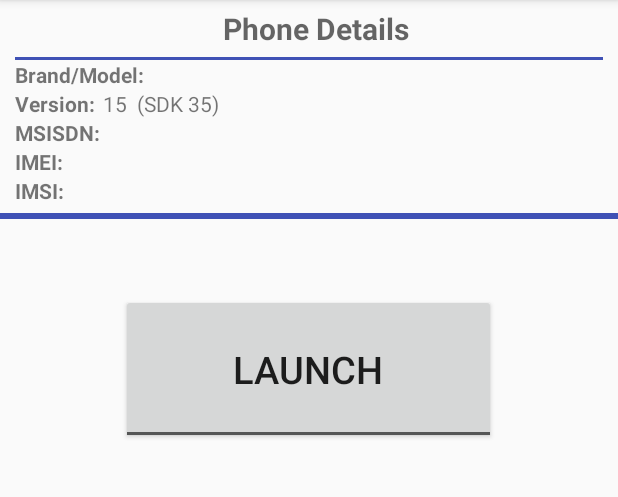
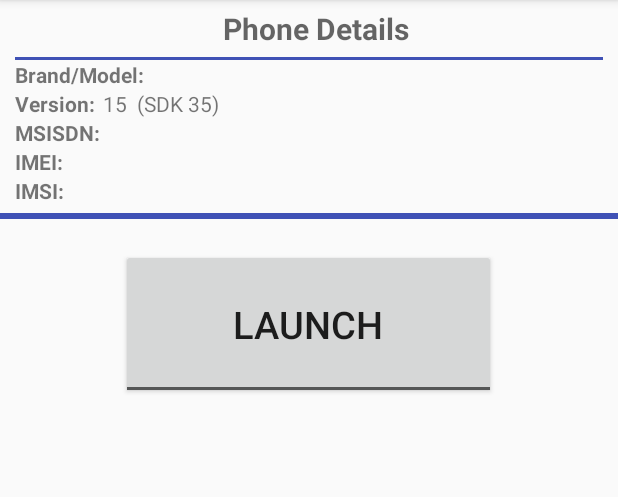
Before and after one commit to valmas/Logger, an Android app: the screen it shows after launch (MainActivity), after a tap on "Phone Details", on a phone screen of 412 x 824 dp, the part 84-581 px from its top. Run offline under Robolectric (Android 15) with nearby library versions, the phone set to English and light mode, and no system bars; libraries missing offline, so code that uses them is left out: com.jaredrummler.android; 2 statements that could not run were skipped.

Commit message:
logger commit

```diff
--- a/app/src/main/res/layout-land/content_main.xml
+++ b/app/src/main/res/layout-land/phone_details.xml
@@ -1,22 +1,43 @@
 <?xml version="1.0" encoding="utf-8"?>
+
 <LinearLayout xmlns:android="http://schemas.android.com/apk/res/android"
-    xmlns:app="http://schemas.android.com/apk/res-auto"
-    xmlns:tools="http://schemas.android.com/tools"
-    android:id="@+id/main_layout"
     android:layout_width="match_parent"
-    android:layout_height="match_parent"
-    app:layout_behavior="@string/appbar_scrolling_view_behavior"
-    android:orientation="vertical"
-    tools:context="com.ntua.ote.logger.MainActivity"
-    tools:showIn="@layout/activity_main">
+    android:layout_height="wrap_content"
+    android:orientation="vertical">
 
-    <TableLayout
+    <LinearLayout
+        android:orientation="horizontal"
+        android:gravity="center_horizontal"
+        android:layout_width="match_parent"
+        android:layout_height="wrap_content"
+        android:onClick="expandCollapse">
 
+        <TextView
+            android:text="Phone Details"
+            android:textAppearance="?android:attr/textAppearanceMedium"
+            android:paddingTop="@dimen/header_top_padding"
+            android:paddingLeft="@dimen/header_left_right_padding"
+            android:textSize="20sp"
+            android:textStyle="bold"
+            android:layout_width="wrap_content"
+            android:layout_height="wrap_content"/>
+
+    </LinearLayout>
+
+    <TableLayout xmlns:android="http://schemas.android.com/apk/res/android"
+        android:id="@+id/phone_details"
+        android:visibility="gone"
         android:paddingTop="@dimen/header_top_padding"
         android:paddingLeft="@dimen/header_left_right_padding"
         android:paddingRight="@dimen/header_left_right_padding"
+        android:paddingBottom="@dimen/header_top_padding"
         android:layout_width="match_parent"
-        android:layout_height="wrap_content">
+        android:layout_height="wrap_content"
+        android:onClick="expandCollapse">
+
+        <TableRow android:background="@drawable/border_thin"
+        android:layout_width="match_parent"
+        android:layout_height="wrap_content"></TableRow>
 
         <TableRow
             android:layout_width="wrap_content"
@@ -151,26 +172,9 @@
         </TableRow>
     </TableLayout>
 
-    <ToggleButton
-        android:id="@+id/launch_btn"
-        android:textOff="Launch"
-        android:textOn="Stop"
-        android:textSize="25sp"
-        android:layout_gravity="center"
-        android:layout_marginTop="50dp"
-        android:layout_width="250dp"
-        android:layout_height="100dp"
-        android:onClick="onLogStart"/>
-
-    <TextView
-        android:id="@+id/LatestLog"
-        android:layout_width="wrap_content"
-        android:layout_height="wrap_content" />
-
-<!--    <Button
-        android:text="Test"
-        android:layout_width="wrap_content"
-        android:layout_height="wrap_content"
-        android:onClick="refresh"/>-->
+    <LinearLayout
+        android:background="@drawable/border"
+        android:layout_width="match_parent"
+        android:layout_height="wrap_content"></LinearLayout>
 
 </LinearLayout>
--- a/app/src/main/res/layout/content_main.xml
+++ b/app/src/main/res/layout/content_main.xml
@@ -10,169 +10,18 @@
     tools:context="com.ntua.ote.logger.MainActivity"
     tools:showIn="@layout/activity_main">
 
-    <LinearLayout
-        android:orientation="horizontal"
-        android:gravity="center_horizontal"
-        android:layout_width="match_parent"
-        android:layout_height="wrap_content">
-
-        <TextView
-            android:text="Phone Details"
-            android:textAppearance="?android:attr/textAppearanceMedium"
-            android:paddingTop="@dimen/header_top_padding"
-            android:paddingLeft="@dimen/header_left_right_padding"
-            android:textSize="20sp"
-            android:textStyle="bold"
-            android:layout_width="wrap_content"
-            android:layout_height="wrap_content"
-            android:onClick="expandCollapse"/>
-
-    </LinearLayout>
-
-    <LinearLayout
-        android:id="@+id/phone_details"
-        android:visibility="gone"
-        android:paddingTop="@dimen/header_top_padding"
-        android:paddingLeft="@dimen/header_left_right_padding"
-        android:paddingRight="@dimen/header_left_right_padding"
-        android:paddingBottom="@dimen/header_top_padding"
-        android:orientation="vertical"
-        android:layout_width="match_parent"
-        android:layout_height="wrap_content"
-        android:onClick="expandCollapse">
-
-        <LinearLayout
-            android:background="@drawable/border_thin"
-            android:layout_width="match_parent"
-            android:layout_height="wrap_content"></LinearLayout>
-
-        <LinearLayout
-            android:orientation="horizontal"
-            android:layout_width="match_parent"
-            android:layout_height="wrap_content">
-
-            <TextView
-                android:layout_width="wrap_content"
-                android:layout_height="wrap_content"
-                android:text="@string/brand_model"
-                android:textStyle="bold"
-                android:paddingRight="@dimen/name_value_padding"
-                android:textAppearance="?android:attr/textAppearanceSmall" />
-
-            <TextView
-                android:layout_width="wrap_content"
-                android:layout_height="wrap_content"
-                android:id="@+id/brandModel"
-                android:textIsSelectable="true"
-                android:textAppearance="?android:attr/textAppearanceSmall" />
-
-        </LinearLayout>
-
-        <LinearLayout
-            android:orientation="horizontal"
-            android:layout_width="match_parent"
-            android:layout_height="wrap_content">
-
-            <TextView
-                android:layout_width="wrap_content"
-                android:layout_height="wrap_content"
-                android:text="@string/os_version"
-                android:textStyle="bold"
-                android:paddingRight="@dimen/name_value_padding"
-                android:textAppearance="?android:attr/textAppearanceSmall" />
-
-            <TextView
-                android:layout_width="wrap_content"
-                android:layout_height="wrap_content"
-                android:id="@+id/version"
-                android:textIsSelectable="true"
-                android:textAppearance="?android:attr/textAppearanceSmall" />
-
-        </LinearLayout>
-
-        <LinearLayout
-            android:orientation="horizontal"
-            android:layout_width="match_parent"
-            android:layout_height="wrap_content">
-
-            <TextView
-                android:layout_width="wrap_content"
-                android:layout_height="wrap_content"
-                android:text="@string/msisdn"
-                android:textStyle="bold"
-                android:paddingRight="@dimen/name_value_padding"
-                android:textAppearance="?android:attr/textAppearanceSmall" />
-
-            <TextView
-                android:layout_width="wrap_content"
-                android:layout_height="wrap_content"
-                android:id="@+id/msisdn"
-                android:textIsSelectable="true"
-                android:textAppearance="?android:attr/textAppearanceSmall" />
-
-        </LinearLayout>
-
-        <LinearLayout
-            android:orientation="horizontal"
-            android:layout_width="match_parent"
-            android:layout_height="wrap_content">
-
-            <TextView
-                android:layout_width="wrap_content"
-                android:layout_height="wrap_content"
-                android:text="@string/imei"
-                android:textStyle="bold"
-                android:paddingRight="@dimen/name_value_padding"
-                android:textAppearance="?android:attr/textAppearanceSmall" />
-
-            <TextView
-                android:layout_width="wrap_content"
-                android:layout_height="wrap_content"
-                android:id="@+id/imei"
-                android:textIsSelectable="true"
-                android:textAppearance="?android:attr/textAppearanceSmall" />
-
-        </LinearLayout>
-
-        <LinearLayout
-            android:orientation="horizontal"
-            android:layout_width="match_parent"
-            android:layout_height="wrap_content">
-
-            <TextView
-                android:layout_width="wrap_content"
-                android:layout_height="wrap_content"
-                android:text="@string/imsi"
-                android:textStyle="bold"
-                android:paddingRight="@dimen/name_value_padding"
-                android:textAppearance="?android:attr/textAppearanceSmall" />
-
-            <TextView
-                android:layout_width="wrap_content"
-                android:layout_height="wrap_content"
-                android:id="@+id/imsi"
-                android:textIsSelectable="true"
-                android:textAppearance="?android:attr/textAppearanceSmall" />
-
-        </LinearLayout>
-
-    </LinearLayout>
-
-    <LinearLayout
-        android:background="@drawable/border"
-        android:layout_width="match_parent"
-        android:layout_height="wrap_content"></LinearLayout>
+    <include layout="@layout/phone_details" />
 
     <ToggleButton
         android:id="@+id/launch_btn"
         android:textOff="Launch"
         android:textOn="Stop"
         android:textSize="25sp"
-        android:layout_gravity="center"
-        android:layout_marginTop="50dp"
+        android:layout_marginTop="20dp"
         android:layout_width="250dp"
         android:layout_height="100dp"
-        android:onClick="onLogStart"/>
+        android:onClick="onLogStart"
+        android:layout_gravity="center_horizontal" />
 
     <TextView
         android:id="@+id/LatestLog"
--- /dev/null
+++ b/app/src/main/res/layout/phone_details.xml
@@ -0,0 +1,161 @@
+<?xml version="1.0" encoding="utf-8"?>
+
+<LinearLayout xmlns:android="http://schemas.android.com/apk/res/android"
+    android:layout_width="match_parent"
+    android:layout_height="wrap_content"
+    android:orientation="vertical">
+
+    <LinearLayout
+        android:orientation="horizontal"
+        android:gravity="center_horizontal"
+        android:layout_width="match_parent"
+        android:layout_height="wrap_content"
+        android:onClick="expandCollapse">
+
+        <TextView
+            android:text="Phone Details"
+            android:textAppearance="?android:attr/textAppearanceMedium"
+            android:paddingTop="@dimen/header_top_padding"
+            android:paddingLeft="@dimen/header_left_right_padding"
+            android:textSize="20sp"
+            android:textStyle="bold"
+            android:layout_width="wrap_content"
+            android:layout_height="wrap_content"/>
+
+    </LinearLayout>
+
+    <LinearLayout
+        android:id="@+id/phone_details"
+        android:visibility="gone"
+        android:paddingTop="@dimen/header_top_padding"
+        android:paddingLeft="@dimen/header_left_right_padding"
+        android:paddingRight="@dimen/header_left_right_padding"
+        android:paddingBottom="@dimen/header_top_padding"
+        android:orientation="vertical"
+        android:layout_width="match_parent"
+        android:layout_height="wrap_content"
+        android:onClick="expandCollapse">
+
+        <LinearLayout
+            android:background="@drawable/border_thin"
+            android:layout_width="match_parent"
+            android:layout_height="wrap_content"></LinearLayout>
+
+        <LinearLayout
+            android:orientation="horizontal"
+            android:layout_width="match_parent"
+            android:layout_height="wrap_content">
+
+            <TextView
+                android:layout_width="wrap_content"
+                android:layout_height="wrap_content"
+                android:text="@string/brand_model"
+                android:textStyle="bold"
+                android:paddingRight="@dimen/name_value_padding"
+                android:textAppearance="?android:attr/textAppearanceSmall" />
+
+            <TextView
+                android:layout_width="wrap_content"
+                android:layout_height="wrap_content"
+                android:id="@+id/brandModel"
+                android:textIsSelectable="true"
+                android:textAppearance="?android:attr/textAppearanceSmall" />
+
+        </LinearLayout>
+
+        <LinearLayout
+            android:orientation="horizontal"
+            android:layout_width="match_parent"
+            android:layout_height="wrap_content">
+
+            <TextView
+                android:layout_width="wrap_content"
+                android:layout_height="wrap_content"
+                android:text="@string/os_version"
+                android:textStyle="bold"
+                android:paddingRight="@dimen/name_value_padding"
+                android:textAppearance="?android:attr/textAppearanceSmall" />
+
+            <TextView
+                android:layout_width="wrap_content"
+                android:layout_height="wrap_content"
+                android:id="@+id/version"
+                android:textIsSelectable="true"
+                android:textAppearance="?android:attr/textAppearanceSmall" />
+
+        </LinearLayout>
+
+        <LinearLayout
+            android:orientation="horizontal"
+            android:layout_width="match_parent"
+            android:layout_height="wrap_content">
+
+            <TextView
+                android:layout_width="wrap_content"
+                android:layout_height="wrap_content"
+                android:text="@string/msisdn"
+                android:textStyle="bold"
+                android:paddingRight="@dimen/name_value_padding"
+                android:textAppearance="?android:attr/textAppearanceSmall" />
+
+            <TextView
+                android:layout_width="wrap_content"
+                android:layout_height="wrap_content"
+                android:id="@+id/msisdn"
+                android:textIsSelectable="true"
+                android:textAppearance="?android:attr/textAppearanceSmall" />
+
+        </LinearLayout>
+
+        <LinearLayout
+            android:orientation="horizontal"
+            android:layout_width="match_parent"
+            android:layout_height="wrap_content">
+
+            <TextView
+                android:layout_width="wrap_content"
+                android:layout_height="wrap_content"
+                android:text="@string/imei"
+                android:textStyle="bold"
+                android:paddingRight="@dimen/name_value_padding"
+                android:textAppearance="?android:attr/textAppearanceSmall" />
+
+            <TextView
+                android:layout_width="wrap_content"
+                android:layout_height="wrap_content"
+                android:id="@+id/imei"
+                android:textIsSelectable="true"
+                android:textAppearance="?android:attr/textAppearanceSmall" />
+
+        </LinearLayout>
+
+        <LinearLayout
+            android:orientation="horizontal"
+            android:layout_width="610dp"
+            android:layout_height="wrap_content">
+
+            <TextView
+                android:layout_width="wrap_content"
+                android:layout_height="wrap_content"
+                android:text="@string/imsi"
+                android:textStyle="bold"
+                android:paddingRight="@dimen/name_value_padding"
+                android:textAppearance="?android:attr/textAppearanceSmall" />
+
+            <TextView
+                android:layout_width="wrap_content"
+                android:layout_height="wrap_content"
+                android:id="@+id/imsi"
+                android:textIsSelectable="true"
+                android:textAppearance="?android:attr/textAppearanceSmall" />
+
+        </LinearLayout>
+
+    </LinearLayout>
+
+    <LinearLayout
+        android:background="@drawable/border"
+        android:layout_width="match_parent"
+        android:layout_height="wrap_content"></LinearLayout>
+
+</LinearLayout>
```
